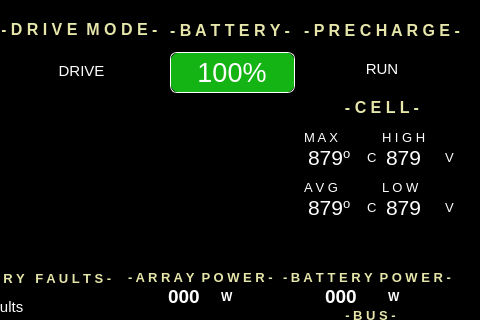
Before: the Qt Designer form src/ViewLayer/RaceModeDisplay/RaceModeDashboardUI.ui in UCSolarCarTeam/Epsilon-Dashboard, drawn with Qt 5; both pictures show x 320 to 800 and y 0 to 320 of the 800 by 480 pixel window.
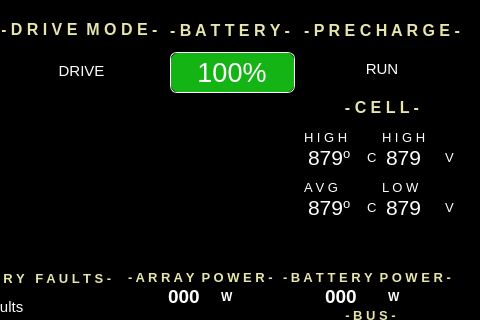
After: the same form once the commit is applied. Icons and pictures are not drawn.

Diff of the .ui file:
```diff
--- a/src/ViewLayer/RaceModeDisplay/RaceModeDashboardUI.ui
+++ b/src/ViewLayer/RaceModeDisplay/RaceModeDashboardUI.ui
@@ -160,6 +160,15 @@
        </color>
       </brush>
      </colorrole>
+     <colorrole role="PlaceholderText">
+      <brush brushstyle="NoBrush">
+       <color alpha="128">
+        <red>255</red>
+        <green>255</green>
+        <blue>0</blue>
+       </color>
+      </brush>
+     </colorrole>
     </active>
     <inactive>
      <colorrole role="WindowText">
@@ -297,6 +306,15 @@
        </color>
       </brush>
      </colorrole>
+     <colorrole role="PlaceholderText">
+      <brush brushstyle="NoBrush">
+       <color alpha="128">
+        <red>255</red>
+        <green>255</green>
+        <blue>0</blue>
+       </color>
+      </brush>
+     </colorrole>
     </inactive>
     <disabled>
      <colorrole role="WindowText">
@@ -434,6 +452,15 @@
        </color>
       </brush>
      </colorrole>
+     <colorrole role="PlaceholderText">
+      <brush brushstyle="NoBrush">
+       <color alpha="128">
+        <red>255</red>
+        <green>255</green>
+        <blue>0</blue>
+       </color>
+      </brush>
+     </colorrole>
     </disabled>
    </palette>
   </property>
@@ -1648,7 +1675,7 @@
 }</string>
                              </property>
                              <property name="text">
-                              <string>M A X</string>
+                              <string>H I G H</string>
                              </property>
                             </widget>
                            </item>
```
Left out of the diff: 41 changed lines with no effect on the pictures.
